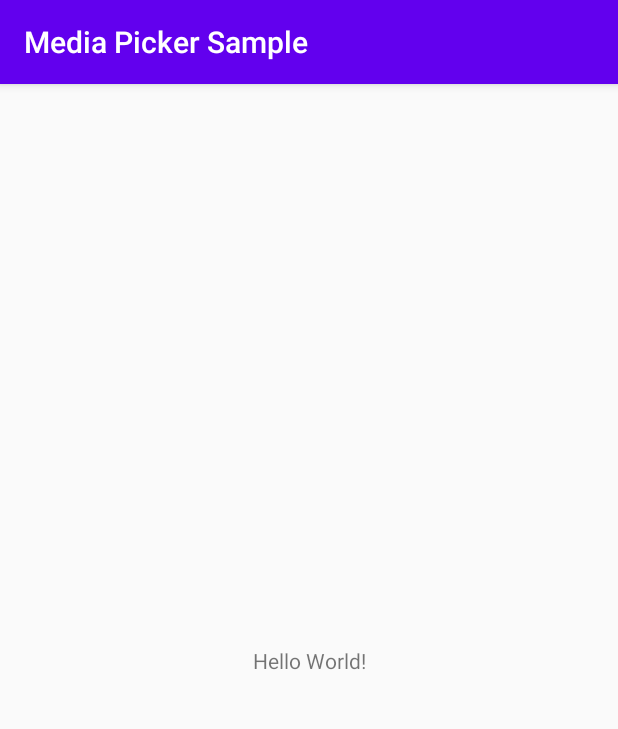
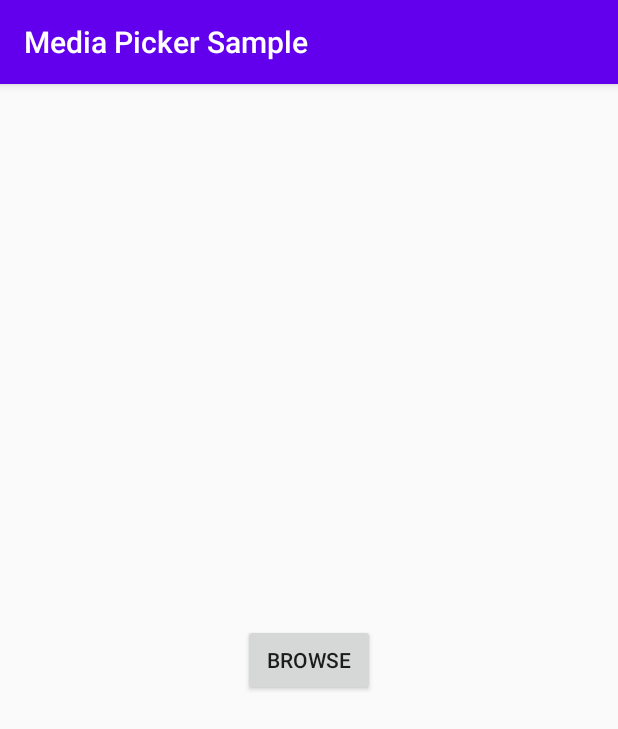
Before and after one commit to abdularis/Media-Picker, an Android app: the screen it shows after launch (MainActivity), on a phone screen of 412 x 824 dp. Shown: the top 729 px of the screen. Run offline under Robolectric (Android 15) with nearby library versions, the phone set to English and light mode, and no system bars.

Commit message:
Change to button

```diff
--- a/app/src/main/res/layout/activity_main.xml
+++ b/app/src/main/res/layout/activity_main.xml
@@ -6,11 +6,11 @@
     android:layout_height="match_parent"
     tools:context=".MainActivity">
 
-    <TextView
+    <Button
         android:id="@+id/textView"
         android:layout_width="wrap_content"
         android:layout_height="wrap_content"
-        android:text="Hello World!"
+        android:text="Browse"
         app:layout_constraintBottom_toBottomOf="parent"
         app:layout_constraintLeft_toLeftOf="parent"
         app:layout_constraintRight_toRightOf="parent"
```
